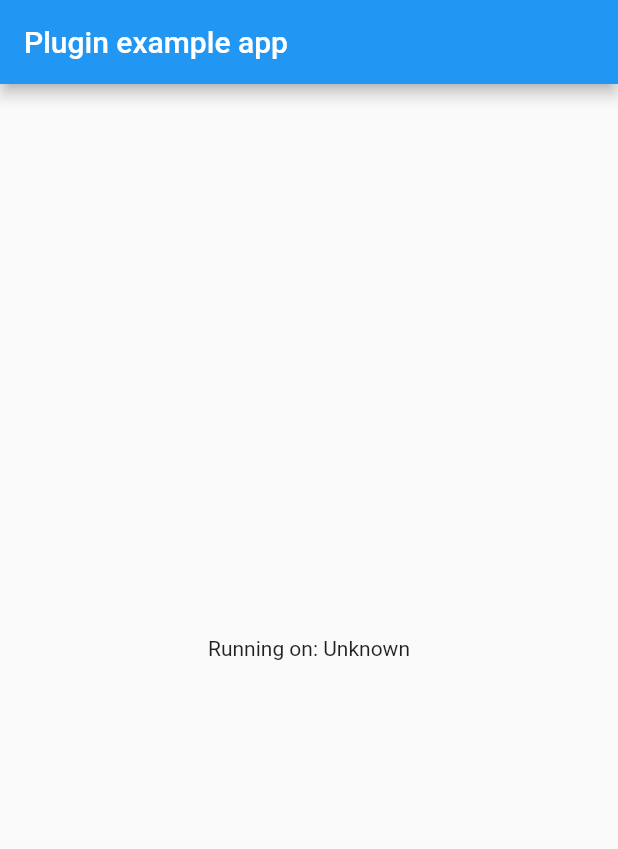
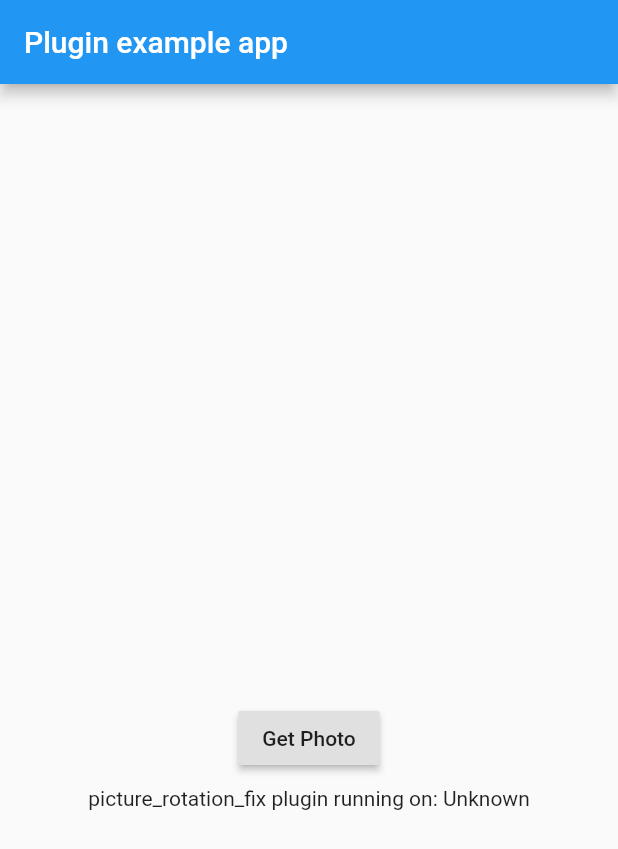
Before and after one commit to lianfanghua/picture_rotation_fix, a Flutter app: the screen it shows after launch, on a phone screen of 412 x 824 dp. Shown: the top 849 px of the screen. Run offline on Flutter 3.47's test engine with Material 2 defaults, Android fonts, the light colour scheme and no system bars; our stand-ins replace image_picker.

Commit message:
新增功能： 1、增加example；

```diff
--- a/example/lib/main.dart
+++ b/example/lib/main.dart
@@ -1,7 +1,9 @@
+import 'dart:async';
+import 'dart:typed_data';
+
 import 'package:flutter/material.dart';
-import 'dart:async';
-
 import 'package:flutter/services.dart';
+import 'package:image_picker/image_picker.dart';
 import 'package:picture_rotation_fix/picture_rotation_fix.dart';
 
 void main() {
@@ -14,7 +16,23 @@ class MyApp extends StatefulWidget {
 }
 
 class _MyAppState extends State<MyApp> {
+  @override
+  Widget build(BuildContext context) {
+    return MaterialApp(
+      home: HomePage(),
+    );
+  }
+}
+
+class HomePage extends StatefulWidget {
+  @override
+  _HomePageState createState() => _HomePageState();
+}
+
+class _HomePageState extends State<HomePage> {
   String _platformVersion = 'Unknown';
+  final ImagePicker _picker = ImagePicker();
+  Uint8List _imageData;
 
   @override
   void initState() {
@@ -22,19 +40,14 @@ class _MyAppState extends State<MyApp> {
     initPlatformState();
   }
 
-  // Platform messages are asynchronous, so we initialize in an async method.
   Future<void> initPlatformState() async {
     String platformVersion;
-    // Platform messages may fail, so we use a try/catch PlatformException.
     try {
       platformVersion = await PictureRotationFix.platformVersion;
     } on PlatformException {
       platformVersion = 'Failed to get platform version.';
     }
 
-    // If the widget was removed from the tree while the asynchronous platform
-    // message was in flight, we want to discard the reply rather than calling
-    // setState to update our non-existent appearance.
     if (!mounted) return;
 
     setState(() {
@@ -44,15 +57,46 @@ class _MyAppState extends State<MyApp> {
 
   @override
   Widget build(BuildContext context) {
-    return MaterialApp(
-      home: Scaffold(
-        appBar: AppBar(
-          title: const Text('Plugin example app'),
-        ),
-        body: Center(
-          child: Text('Running on: $_platformVersion\n'),
-        ),
+    return Scaffold(
+      appBar: AppBar(
+        title: const Text('Plugin example app'),
+      ),
+      body: Column(
+        children: [
+          Container(
+            width: MediaQuery.of(context).size.width,
+            height: MediaQuery.of(context).size.width,
+            child: _imageData != null ? Image.memory(_imageData) : Container(),
+          ),
+          Column(
+            mainAxisSize: MainAxisSize.min,
+            children: [
+              RaisedButton(
+                child: Text('Get Photo'),
+                onPressed: () => _getPhoto(),
+              ),
+              Padding(
+                padding: EdgeInsets.only(top: 8.0),
+                child: Text('picture_rotation_fix plugin running on: $_platformVersion'),
+              ),
+            ],
+          ),
+        ],
       ),
     );
   }
+
+  void _getPhoto() async {
+    try {
+      final pickedFile = await _picker.getImage(
+        source: ImageSource.camera,
+      );
+      Uint8List imageData = await PictureRotationFix.fixOrientation(pickedFile.path, 70);
+      setState(() {
+        _imageData = imageData;
+      });
+    } catch (e) {
+      print('Pick image error: $e');
+    }
+  }
 }
--- a/example/pubspec.yaml
+++ b/example/pubspec.yaml
@@ -11,6 +11,7 @@ environment:
 dependencies:
   flutter:
     sdk: flutter
+  image_picker: ^0.6.7+21
 
   picture_rotation_fix:
     # When depending on this package from a real application you should use:
```
